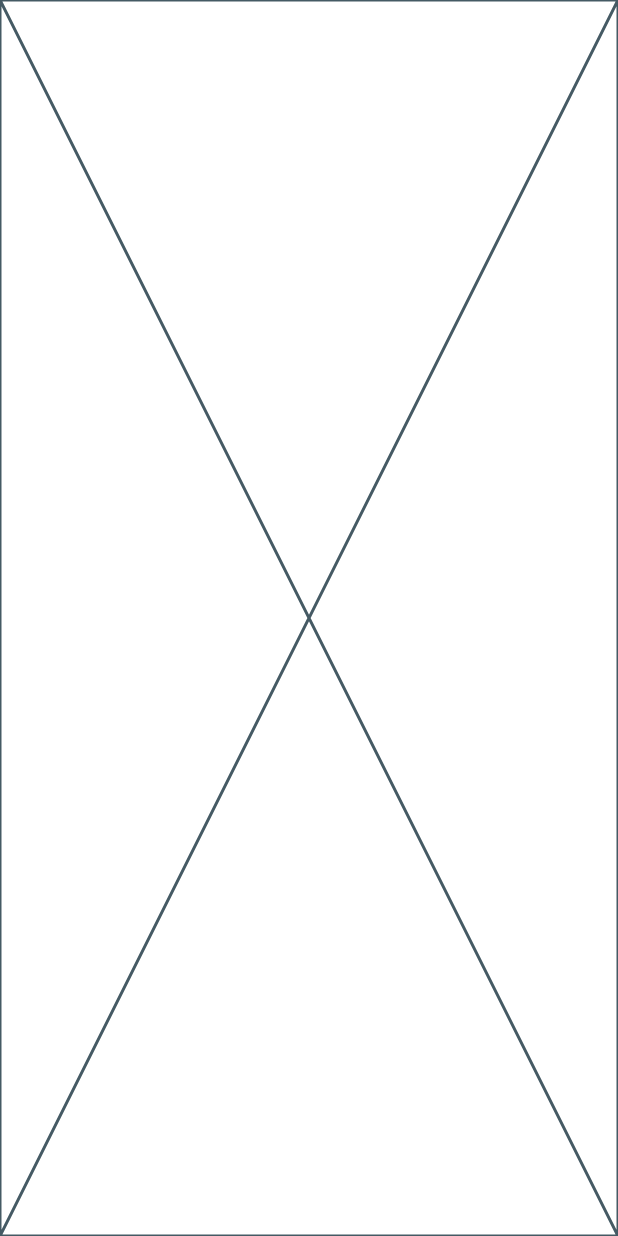
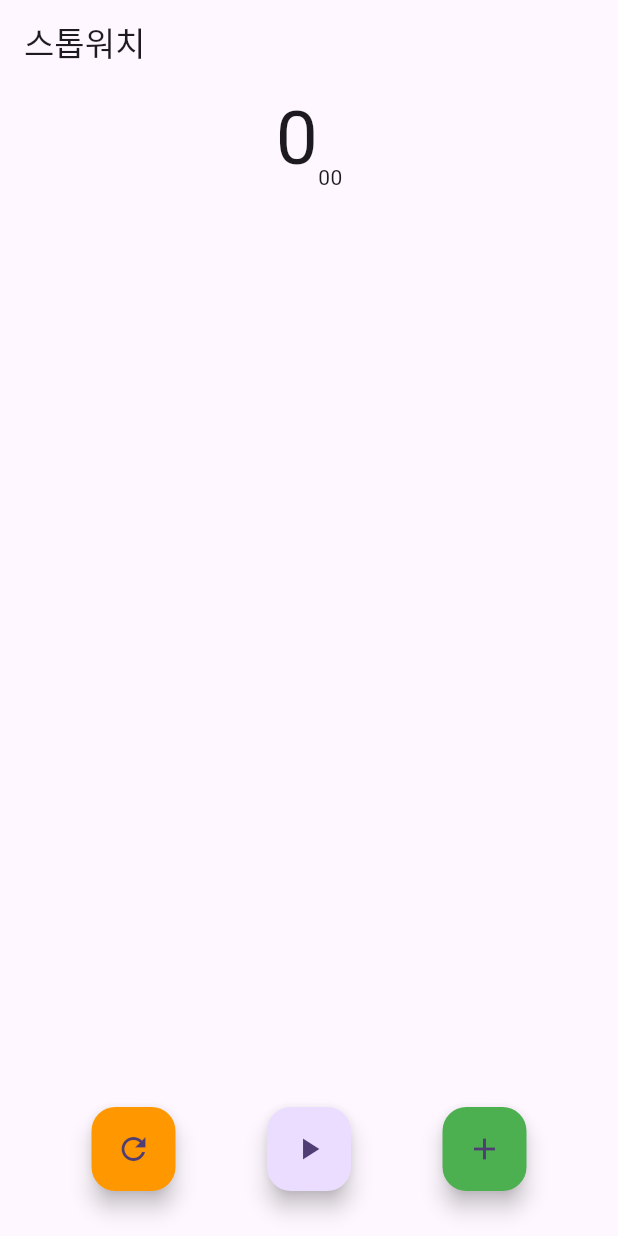
Before and after one commit to corpiii/flutter_basic, a Flutter app: the screen it shows after launch, on a phone screen of 412 x 824 dp. Run offline on Flutter 3.47's test engine with Material 3 defaults, Android fonts, the phone set to English and light mode, and no system bars.

Commit message:
feat: stopWatch 기능 구현

```diff
--- a/lib/main_screen/main_screen.dart
+++ b/lib/main_screen/main_screen.dart
@@ -1,10 +1,127 @@
+import 'dart:async';
+
 import 'package:flutter/material.dart';
 
-class MainScreen extends StatelessWidget {
+class MainScreen extends StatefulWidget {
   const MainScreen({super.key});
 
   @override
+  State<MainScreen> createState() => _MainScreenState();
+}
+
+class _MainScreenState extends State<MainScreen> {
+  Timer? _timer;
+  int _time = 0;
+  bool _isRunning = false;
+  List<String> _lapTimes = [];
+
+  void _clickButton() {
+    _isRunning = !_isRunning;
+
+    if (_isRunning) {
+      _start();
+    } else {
+      _pause();
+    }
+  }
+
+  void _start() {
+    _timer = Timer.periodic(Duration(milliseconds: 10), (timer) {
+      setState(() {
+        _time += 1;
+      });
+    });
+  }
+
+  void _pause() {
+    _timer?.cancel();
+  }
+
+  void _reset() {
+    setState(() {
+      _isRunning = false;
+      _timer?.cancel();
+      _lapTimes.clear();
+      _time = 0;
+    });
+  }
+
+  void _recordLapTime(String time) {
+    _lapTimes.insert(0, '${_lapTimes.length + 1}등 $time');
+  }
+
+  @override
+  void dispose() {
+    _timer?.cancel();
+    super.dispose();
+  }
+
+  @override
   Widget build(BuildContext context) {
-    return const Placeholder();
+    int second = _time ~/ 100;
+    int hundredth = _time % 100;
+
+    return Scaffold(
+      appBar: AppBar(
+        title: const Text('스톱워치'),
+      ),
+      body: Column(
+        children: [
+           Row(
+            mainAxisAlignment: MainAxisAlignment.center,
+            crossAxisAlignment: CrossAxisAlignment.end,
+            children: [
+              Text(
+                '$second',
+                style: TextStyle(fontSize: 50),
+              ),
+              Text(
+                '$hundredth'.padLeft(2, '0'),
+              ),
+            ],
+          ),
+          SizedBox(
+            width: 100,
+            height: 200,
+            child: ListView(
+              children: _lapTimes.map((e) {
+                return Center(child: Text(e));
+              }).toList(),
+            ),
+          ),
+          const Spacer(),
+          Row(
+            mainAxisAlignment: MainAxisAlignment.spaceEvenly,
+            children: [
+              FloatingActionButton(
+                onPressed: _reset,
+                backgroundColor: Colors.orange,
+                child: const Icon(Icons.refresh),
+              ),
+              FloatingActionButton(
+                onPressed: () {
+                  setState(() {
+                    _clickButton();
+                  });
+                },
+                child: _isRunning ? Icon(Icons.pause) : Icon(Icons.play_arrow),
+              ),
+              FloatingActionButton(
+                onPressed: () {
+                  setState(() {
+                    _recordLapTime('$second.$hundredth');
+                  });
+                },
+                backgroundColor: Colors.green,
+                child: const Icon(Icons.add),
+              ),
+            ],
+          ),
+          const SizedBox(
+            height: 30,
+          )
+        ],
+      ),
+    );
   }
 }
```
